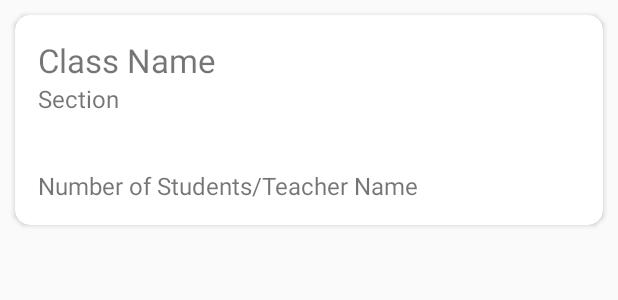
After one commit to SelvaSunilkumar/MyClassroom, an Android app: the layout list_classes.xml on its own in the app's theme, with its tools: preview values and no code run, on a phone screen of 412 x 824 dp. The commit adds this screen. Shown: the top 300 px of the screen. Run offline under Robolectric (Android 15) with nearby library versions, the phone set to English and light mode, and no system bars; network calls fail.

Commit message:
Display registered classes in home screen

```diff
--- a/app/build.gradle
+++ b/app/build.gradle
@@ -33,6 +33,7 @@ dependencies {
 
     def supportVersion = "28.0.0"
     implementation "com.android.support:cardview-v7:$supportVersion"
+    implementation "com.android.support:recyclerview-v7:$supportVersion"
 
     implementation 'androidx.appcompat:appcompat:1.1.0'
     implementation 'androidx.constraintlayout:constraintlayout:1.1.3'
--- a/app/src/main/java/edu/education/classroom/CreateClass.java
+++ b/app/src/main/java/edu/education/classroom/CreateClass.java
@@ -38,7 +38,7 @@ public class CreateClass extends AppCompatActivity {
     private EditText classSubject;
     private Button createClass;
 
-    private String JSON_URL = "http://192.168.42.42/Classroom/php%20Codes/create_class.php";
+    private String JSON_URL = "http://192.168.43.89/Classroom/php%20Codes/create_class.php";
     private String Name;
     private String Room;
     private String Section;
--- a/app/src/main/java/edu/education/classroom/Login.java
+++ b/app/src/main/java/edu/education/classroom/Login.java
@@ -34,7 +34,7 @@ public class Login extends AppCompatActivity {
     private CircleImageView imageView;
     private Dialog dialog;
 
-    private String JSON_URL = "http://192.168.42.42/Classroom/php%20Codes/login.php";
+    private String JSON_URL = "http://192.168.43.89/Classroom/php%20Codes/login.php";
     private String actualPassword;
     private String uUsername;
     private String uPassword;
@@ -128,6 +128,7 @@ public class Login extends AppCompatActivity {
                                                 password.setVisibility(View.VISIBLE);
                                                 LoginButton.setText("Login");
                                                 RegisterButton.setText("Go Back");
+                                                RegisterButton.setCompoundDrawablesRelativeWithIntrinsicBounds(R.drawable.back_icon,0,0,0);
                                                 userEmail = object.getString("email");
                                                 flag = true;
                                             }
--- /dev/null
+++ b/app/src/main/res/layout/list_classes.xml
@@ -0,0 +1,55 @@
+<?xml version="1.0" encoding="utf-8"?>
+<androidx.cardview.widget.CardView android:layout_width="match_parent"
+    android:layout_marginTop="10dp"
+    android:layout_marginLeft="10dp"
+    android:layout_marginRight="10dp"
+    android:layout_height="wrap_content"
+    xmlns:app="http://schemas.android.com/apk/res-auto"
+    app:cardCornerRadius="10dp"
+    android:padding="5dp"
+    xmlns:android="http://schemas.android.com/apk/res/android">
+    <LinearLayout
+        android:id="@+id/linearLayout"
+        xmlns:android="http://schemas.android.com/apk/res/android"
+        android:padding="15dp"
+        android:layout_width="match_parent"
+        android:layout_height="140dp"
+        android:orientation="vertical"
+        android:weightSum="1"
+        android:maxHeight="100dp"
+        android:background="?android:selectableItemBackground">
+
+        <LinearLayout
+            android:layout_weight="1"
+            android:layout_width="match_parent"
+            android:layout_height="match_parent"
+            android:orientation="vertical">
+
+            <TextView
+                android:layout_width="match_parent"
+                android:layout_height="wrap_content"
+                android:text="Class Name"
+                android:textSize="22sp"
+                android:id="@+id/className"
+                android:textAllCaps="false"/>
+            <TextView
+                android:id="@+id/classSection"
+                android:layout_width="match_parent"
+                android:layout_height="wrap_content"
+                android:text="Section"
+                android:textSize="16sp"
+                android:textAllCaps="false"/>
+        </LinearLayout>
+        <LinearLayout
+            android:layout_width="match_parent"
+            android:layout_height="wrap_content">
+            <TextView
+                android:id="@+id/classDescription"
+                android:layout_width="match_parent"
+                android:layout_height="wrap_content"
+                android:text="Number of Students/Teacher Name"
+                android:textSize="16sp"/>
+        </LinearLayout>
+
+    </LinearLayout>
+</androidx.cardview.widget.CardView>
--- a/app/src/main/res/values/colors.xml
+++ b/app/src/main/res/values/colors.xml
@@ -10,5 +10,10 @@
     <color name="darkyellow">#FF9800</color>
     <color name="textcolor">#686868</color>
 
+    <color name="color1">#2196F3</color>
+    <color name="color2">#4CAF50</color>
+    <color name="color3">#CDDC39</color>
+    <color name="color4">#FF9800</color>
+
     <color name="transparent">#43FFFFFF</color>
 </resources>
```
Also changed, not shown: app/src/main/java/edu/education/classroom/Classes/ClassDetails.java (added, +64 -0 lines), app/src/main/java/edu/education/classroom/Classes/InflateClassLister.java (added, +97 -0 lines), app/src/main/java/edu/education/classroom/Home.java (+166 -1 lines), app/src/main/res/drawable-anydpi/back_icon.xml (added, +11 -0 lines), app/src/main/res/layout/activity_home.xml (+9 -0 lines), app/src/main/res/layout/activity_login.xml (+11 -2 lines), app/src/main/res/drawable-hdpi/back_icon.png (added), app/src/main/res/drawable-mdpi/back_icon.png (added), app/src/main/res/drawable-xhdpi/back_icon.png (added), app/src/main/res/drawable-xxhdpi/back_icon.png (added).
